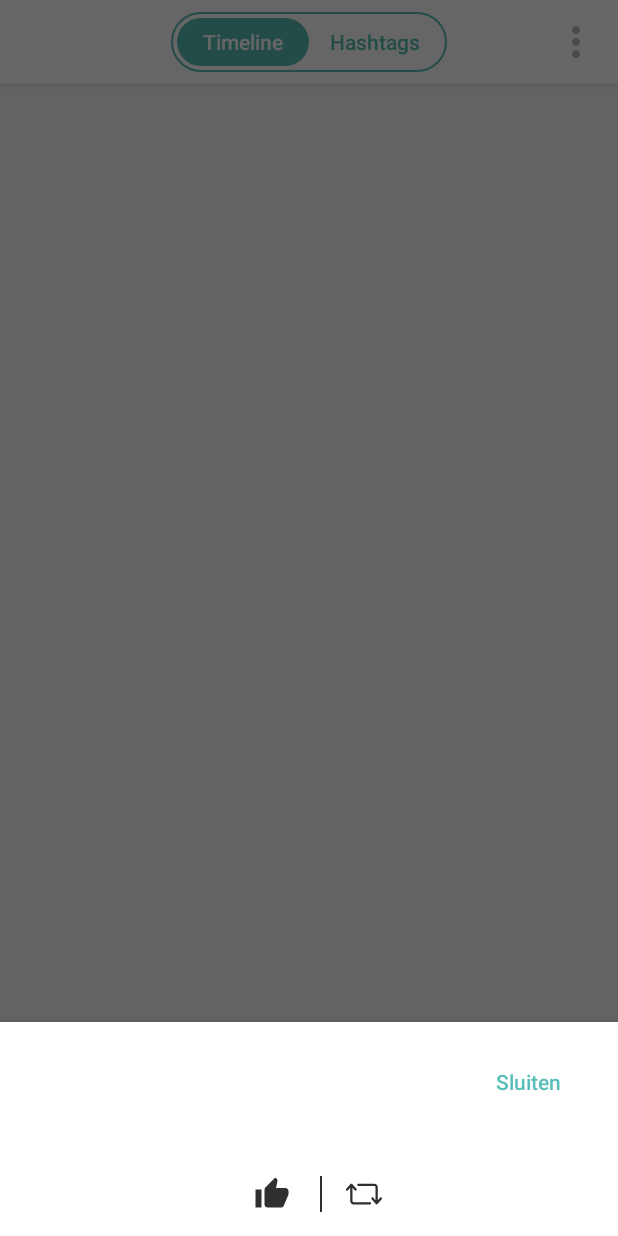
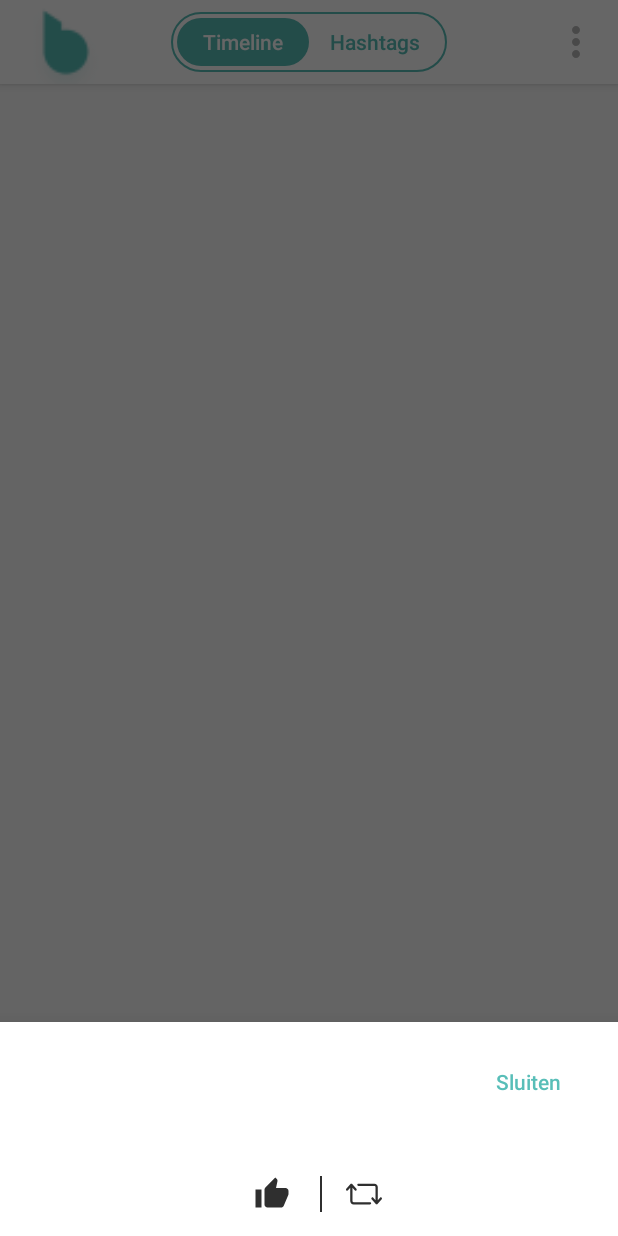
Before and after one commit to HuygheDaphne-Marie/Bazookas-Twitter-Test, an Android app: the fragment BottomSheetFragment placed in its activity, on a phone screen of 412 x 824 dp. Run offline under Robolectric (Android 15) with nearby library versions, the light colour scheme and no system bars; pictures from the network do not load; 6 statements that could not run were skipped.

Commit message:
Added logo to top right
image assets seem to automatically get some space added to them which can't be removed 😠

```diff
--- a/app/src/main/res/layout/activity_main.xml
+++ b/app/src/main/res/layout/activity_main.xml
@@ -17,8 +17,14 @@
         app:layout_constraintEnd_toEndOf="parent"
         app:layout_constraintStart_toStartOf="parent"
         app:layout_constraintTop_toTopOf="parent"
-        app:popupTheme="@style/ThemeOverlay.AppCompat.Light"
-        >
+        app:popupTheme="@style/ThemeOverlay.AppCompat.Light">
+
+        <ImageView
+            android:layout_width="wrap_content"
+            android:layout_height="match_parent"
+            android:adjustViewBounds="true"
+            android:src="@drawable/bazookas_logo_primary"
+            android:contentDescription="@string/logo" />
 
         <LinearLayout
             android:layout_width="wrap_content"
--- a/app/src/main/res/values/strings.xml
+++ b/app/src/main/res/values/strings.xml
@@ -5,4 +5,5 @@
     <string name="action_options">Options</string>
     <string name="tweet_image_content">Tweet image content</string>
     <string name="close">Sluiten</string>
+    <string name="logo">Logo</string>
 </resources>
```
Also changed, not shown: app/src/main/res/drawable-hdpi/bazookas_logo_primary.png (added), app/src/main/res/drawable-mdpi/bazookas_logo_primary.png (added), app/src/main/res/drawable-xhdpi/bazookas_logo_primary.png (added), app/src/main/res/drawable-xxhdpi/bazookas_logo_primary.png (added), app/src/main/res/drawable-xxxhdpi/bazookas_logo_primary.png (added).
